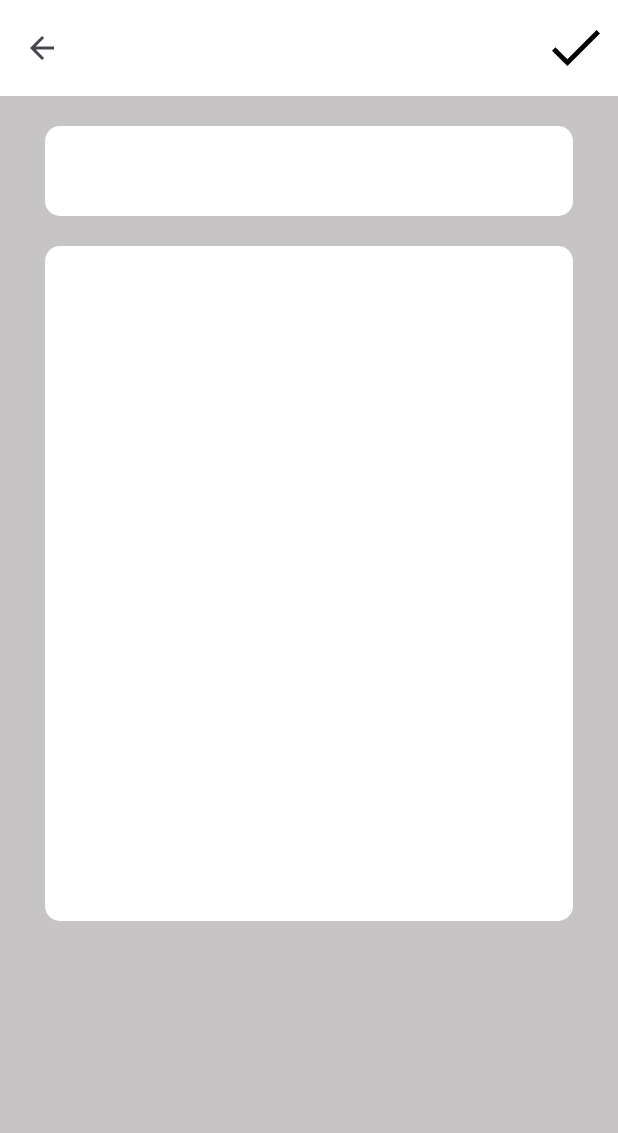
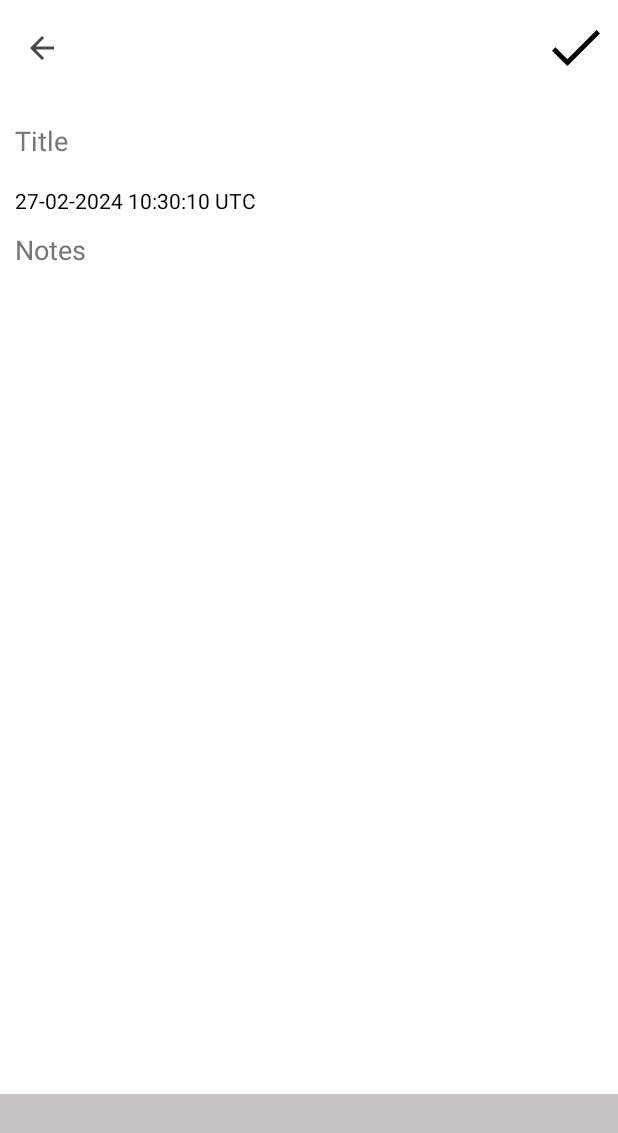
Before and after one commit to Bharat9011/Notes-App, an Android app: the screen it shows after launch (WriteANotes), after a tap on "Create Notes", on a phone screen of 412 x 824 dp. Shown: the top 1133 px of the screen. Run offline under Robolectric (Android 15) with nearby library versions, the phone set to English and light mode, and no system bars.

Commit message:
This is the simple Notes App

```diff
--- a/app/src/main/java/com/shriram/notetakingapp/DB.java
+++ b/app/src/main/java/com/shriram/notetakingapp/DB.java
@@ -100,13 +100,11 @@ public class DB extends SQLiteOpenHelper {
     }
 
     public void onCreate(SQLiteDatabase arg0) {
-        // TODO Auto-generated method stub
 
     }
 
     @Override
     public void onUpgrade(SQLiteDatabase arg0, int arg1, int arg2) {
-        // TODO Auto-generated method stub
 
     }
 
@@ -124,7 +122,7 @@ public class DB extends SQLiteOpenHelper {
             Cursor cursor = db.rawQuery(kkk, null);
 
             while (cursor.moveToNext()) {
-                re = cursor.getInt(0);// ["row_count"]);
+                re = cursor.getInt(0);
             }
             cursor.close();
             return re;
--- a/app/src/main/java/com/shriram/notetakingapp/FragmentView/AllControler.java
+++ b/app/src/main/java/com/shriram/notetakingapp/FragmentView/AllControler.java
@@ -20,9 +20,11 @@ import com.shriram.notetakingapp.GlobeVariable;
 import com.shriram.notetakingapp.R;
 import com.shriram.notetakingapp.UpdateNotes;
 
+import java.util.Objects;
+
 public class AllControler extends RecyclerView.Adapter<AllControler.ViewHolder> {
 
-    private pojoALL[] pojoALL;
+    private final pojoALL[] pojoALL;
     Context context;
 
     public AllControler(com.shriram.notetakingapp.FragmentView.pojoALL[] pojoALL,Context context) {
@@ -50,9 +52,7 @@ public class AllControler extends RecyclerView.Adapter<AllControler.ViewHolder>
             context.getApplicationContext().startActivity(intent);
         });
 
-        holder.btndelet.setOnClickListener(new View.OnClickListener() {
-            @Override
-            public void onClick(View v) {
+        holder.btndelet.setOnClickListener(v -> {
 
             int result = getandInsert(holder.db,pojoALL[position].getId());
 
@@ -64,7 +64,6 @@ public class AllControler extends RecyclerView.Adapter<AllControler.ViewHolder>
                     Toast.makeText(context, pojoALL[position].getId() + " Notes are deleted", Toast.LENGTH_SHORT).show();
                 } else if (result2 == -1){
                     Toast.makeText(context, "Something want wrong", Toast.LENGTH_SHORT).show();
-                    }
                 }
             }
         });
@@ -85,7 +84,7 @@ public class AllControler extends RecyclerView.Adapter<AllControler.ViewHolder>
         try {
             db.Execute_Sql(insert);
         }catch (Exception e){
-            Log.d("getandInsert: ",e.getMessage());
+            Log.d("getandInsert: ", Objects.requireNonNull(e.getMessage()));
         }
 
         return 1;
--- a/app/src/main/java/com/shriram/notetakingapp/FragmentView/All_Notes.java
+++ b/app/src/main/java/com/shriram/notetakingapp/FragmentView/All_Notes.java
@@ -8,27 +8,31 @@ import android.app.Fragment;
 import android.view.LayoutInflater;
 import android.view.View;
 import android.view.ViewGroup;
+import android.widget.Toast;
 
 import androidx.recyclerview.widget.LinearLayoutManager;
 import androidx.recyclerview.widget.RecyclerView;
 
 import com.shriram.notetakingapp.DB;
-import com.shriram.notetakingapp.GlobeVariable;
 import com.shriram.notetakingapp.R;
 
 public class All_Notes extends Fragment {
 
-    private RecyclerView recyclerview;
+    DB db;
 
-   @Override
+    @Override
     public View onCreateView(LayoutInflater inflater, ViewGroup container,
                              Bundle savedInstanceState) {
         // Inflate the layout for this fragment
         View view = inflater.inflate(R.layout.fragment_all__notes, container, false);
 
-        recyclerview = view.findViewById(R.id.recyclerview);
+       RecyclerView recyclerview = view.findViewById(R.id.recyclerview);
 
-       DB db = new DB(view.getContext());
+       try {
+           db = new DB(view.getContext());
+       } catch (Exception e){
+           Toast.makeText(getActivity(), e.getMessage(), Toast.LENGTH_SHORT).show();
+       }
        Cursor c = db.get_data_table("select id,title,day from Notes ORDER BY day DESC");
        pojoALL[] pojoALLS = new pojoALL[c.getCount()];
        int i=0;
--- a/app/src/main/java/com/shriram/notetakingapp/FragmentView/ControlRecycler.java
+++ b/app/src/main/java/com/shriram/notetakingapp/FragmentView/ControlRecycler.java
@@ -15,9 +15,11 @@ import androidx.recyclerview.widget.RecyclerView;
 import com.shriram.notetakingapp.DB;
 import com.shriram.notetakingapp.R;
 
+import java.util.Objects;
+
 public class ControlRecycler extends RecyclerView.Adapter<ControlRecycler.ViewHolder> {
 
-    private recyclerpojo[] recyclerpojos;
+    private final recyclerpojo[] recyclerpojos;
 
     public ControlRecycler(recyclerpojo[] recyclerpojos) {
         this.recyclerpojos = recyclerpojos;
@@ -78,7 +80,7 @@ public class ControlRecycler extends RecyclerView.Adapter<ControlRecycler.ViewHo
         try {
             db.Execute_Sql(insert);
         }catch (Exception e){
-            Log.d("getandInsert: ",e.getMessage());
+            Log.d("getandInsert: ", Objects.requireNonNull(e.getMessage()));
         }
 
         return 1;
--- a/app/src/main/java/com/shriram/notetakingapp/MainActivity.java
+++ b/app/src/main/java/com/shriram/notetakingapp/MainActivity.java
@@ -12,14 +12,13 @@ import android.os.Bundle;
 import android.view.Menu;
 import android.view.MenuItem;
 import android.widget.FrameLayout;
-import android.widget.Toast;
 
 import com.google.android.material.bottomnavigation.BottomNavigationView;
 import com.shriram.notetakingapp.FragmentView.All_Notes;
 import com.shriram.notetakingapp.FragmentView.RecoverFile;
 
 import java.util.Objects;
-import java.util.zip.Inflater;
+
 
 public class MainActivity extends AppCompatActivity {
 
@@ -39,23 +38,20 @@ public class MainActivity extends AppCompatActivity {
 
         setSupportActionBar(toolbar);
 
-        getSupportActionBar().setTitle("Notes");
+        Objects.requireNonNull(getSupportActionBar()).setTitle("Notes");
         getSupportActionBar().setDisplayShowHomeEnabled(true);
 
         bottomNavigationView.setOnNavigationItemSelectedListener(nav);
 
     }
 
-    private final BottomNavigationView.OnNavigationItemSelectedListener nav = new BottomNavigationView.OnNavigationItemSelectedListener() {
-        @Override
-        public boolean onNavigationItemSelected(@NonNull MenuItem item) {
+    private final BottomNavigationView.OnNavigationItemSelectedListener nav = item -> {
 
-            if (item.getItemId() == R.id.AllNotes){
-                fragmentLod(new All_Notes());
-            } else if (item.getItemId() == R.id.RecoverFile)
-                fragmentLod(new RecoverFile());
-            return true;
-        }
+        if (item.getItemId() == R.id.AllNotes){
+            fragmentLod(new All_Notes());
+        } else if (item.getItemId() == R.id.RecoverFile)
+            fragmentLod(new RecoverFile());
+        return true;
     };
 
     @Override
--- a/app/src/main/java/com/shriram/notetakingapp/WriteANotes.java
+++ b/app/src/main/java/com/shriram/notetakingapp/WriteANotes.java
@@ -1,16 +1,16 @@
 package com.shriram.notetakingapp;
+
+import android.annotation.SuppressLint;
+import android.os.Bundle;
+import android.view.Menu;
+import android.view.MenuItem;
+import android.widget.EditText;
+import android.widget.TextView;
+import android.widget.Toast;
 
 import androidx.annotation.NonNull;
 import androidx.appcompat.app.AppCompatActivity;
 import androidx.appcompat.widget.Toolbar;
-
-import android.annotation.SuppressLint;
-import android.content.Context;
-import android.os.Bundle;
-import android.view.Menu;
-import android.view.MenuItem;
-import android.widget.EditText;
-import android.widget.Toast;
 
 import java.text.SimpleDateFormat;
 import java.util.Date;
@@ -18,10 +18,13 @@ import java.util.Objects;
 
 public class WriteANotes extends AppCompatActivity {
 
-    EditText title,content;
+    EditText title, content;
     Toolbar toolbar2;
     DB db;
+    TextView Time,textcount;
+    boolean dataUpdate = false;
 
+    @SuppressLint("MissingInflatedId")
     @Override
     protected void onCreate(Bundle savedInstanceState) {
         super.onCreate(savedInstanceState);
@@ -30,31 +33,30 @@ public class WriteANotes extends AppCompatActivity {
         title = findViewById(R.id.updatetitle);
         content = findViewById(R.id.updatecontent);
         toolbar2 = findViewById(R.id.toolbar2);
+        Time = findViewById(R.id.Time);
+        textcount = findViewById(R.id.textcount);
+
+        Time.setText(getday());
 
         db = new DB(this);
 
         setSupportActionBar(toolbar2);
-        getSupportActionBar().setTitle("");
+        Objects.requireNonNull(getSupportActionBar()).setTitle("");
 
         Objects.requireNonNull(getSupportActionBar()).setDisplayHomeAsUpEnabled(true);
-
-        Toast.makeText((Context) this,getday() , Toast.LENGTH_SHORT).show();
-
     }
 
     @Override
     public boolean onCreateOptionsMenu(Menu menu) {
-        getMenuInflater().inflate(R.menu.correct_menu,menu);
+        getMenuInflater().inflate(R.menu.correct_menu, menu);
         return super.onCreateOptionsMenu(menu);
     }
 
     @Override
     public boolean onOptionsItemSelected(@NonNull MenuItem item) {
-        if (item.getItemId() == R.id.right){
+        if (item.getItemId() == R.id.right) {
             if (title.getText().toString().compareTo("") != 0) {
-                db.run_insert_update("insert into Notes values (null,'" + title.getText() + "','" + content.getText() + "','" + getday() + "')");
-                Toast.makeText(this, "notes are save", Toast.LENGTH_SHORT).show();
-                finish();
+                insertedData();
             } else {
                 Toast.makeText(this, "field are empty", Toast.LENGTH_SHORT).show();
             }
@@ -62,7 +64,26 @@ public class WriteANotes extends AppCompatActivity {
         return super.onOptionsItemSelected(item);
     }
 
-    public String getday(){
+    @Override
+    protected void onDestroy() {
+        super.onDestroy();
+
+        if (!dataUpdate) {
+            insertedData();
+        } else {
+            finish();
+        }
+
+    }
+
+    void insertedData() {
+        db.run_insert_update("insert into Notes values (null,'" + title.getText() + "','" + content.getText() + "','" + getday() + "')");
+//        Toast.makeText(this, "notes are save", Toast.LENGTH_SHORT).show();
+        dataUpdate = true;
+        finish();
+    }
+
+    public String getday() {
         @SuppressLint("SimpleDateFormat") SimpleDateFormat sdf = new SimpleDateFormat("dd-MM-yyyy HH:mm:ss z");
         return sdf.format(new Date());
     }
--- a/app/src/main/res/layout/activity_write_anotes.xml
+++ b/app/src/main/res/layout/activity_write_anotes.xml
@@ -1,10 +1,11 @@
 <?xml version="1.0" encoding="utf-8"?>
-<androidx.constraintlayout.widget.ConstraintLayout xmlns:android="http://schemas.android.com/apk/res/android"
+<LinearLayout xmlns:android="http://schemas.android.com/apk/res/android"
     xmlns:app="http://schemas.android.com/apk/res-auto"
     xmlns:tools="http://schemas.android.com/tools"
     android:layout_width="match_parent"
     android:layout_height="match_parent"
     android:background="#C6C4C4"
+    android:orientation="vertical"
     tools:context=".WriteANotes">
 
     <androidx.appcompat.widget.Toolbar
@@ -12,40 +13,75 @@
         android:layout_width="match_parent"
         android:layout_height="wrap_content"
         android:background="#FFFFFF"
+        app:layout_constraintLeft_toLeftOf="parent"
+        app:layout_constraintRight_toRightOf="parent"
         app:layout_constraintTop_toTopOf="parent"
-        app:layout_constraintRight_toRightOf="parent"
-        app:menu="@menu/correct_menu"
-        app:layout_constraintLeft_toLeftOf="parent"
-        >
+        app:menu="@menu/correct_menu">
 
     </androidx.appcompat.widget.Toolbar>
+
+    <ScrollView
+        android:layout_width="match_parent"
+        android:layout_height="match_parent">
+
+        <LinearLayout
+            android:layout_width="match_parent"
+            android:layout_height="wrap_content"
+            android:orientation="vertical">
+
+            <LinearLayout
+                android:layout_width="match_parent"
+                android:layout_height="0dp"
+                android:layout_weight="1"
+                android:orientation="vertical"
+                app:layout_constraintLeft_toLeftOf="parent"
+                app:layout_constraintRight_toRightOf="parent"
+                app:layout_constraintTop_toBottomOf="@id/toolbar2"
+                tools:ignore="UselessParent">
 
                 <EditText
                     android:id="@+id/updatetitle"
                     android:layout_width="match_parent"
                     android:layout_height="60dp"
-        android:layout_marginStart="30dp"
-        android:layout_marginTop="20dp"
+                    android:autofillHints=""
+                    android:background="@color/white"
+                    android:hint="@string/title"
+                    android:inputType="text"
                     android:paddingStart="10dp"
-        android:layout_marginEnd="30dp"
-        android:background="@drawable/search_drawable"
-        app:layout_constraintTop_toBottomOf="@id/toolbar2" />
+                    android:textColorHint="#757575"
+                    app:layout_constraintTop_toBottomOf="@id/toolbar2"
+                    tools:ignore="RtlSymmetry" />
+
+                <TextView
+                    android:id="@+id/Time"
+                    android:layout_width="match_parent"
+                    android:layout_height="20dp"
+                    android:background="@color/white"
+                    android:paddingStart="10dp"
+                    android:text="@string/time"
+                    android:textColor="@color/black"
+                    android:textSize="14sp"
+                    tools:ignore="RtlSymmetry,TextSizeCheck" />
 
                 <EditText
                     android:id="@+id/updatecontent"
                     android:layout_width="match_parent"
-        android:layout_height="450dp"
+                    android:layout_height="585dp"
+                    android:autofillHints=""
+                    android:background="@color/white"
                     android:ems="10"
+                    android:gravity="start|top"
+                    android:hint="@string/notes_title"
+                    android:inputType="textMultiLine"
                     android:paddingStart="10dp"
                     android:paddingTop="10dp"
-        android:gravity="start|top"
-        android:inputType="textMultiLine"
-        android:layout_marginTop="20dp"
-        android:background="@drawable/search_drawable"
-        android:layout_marginEnd="30dp"
-        android:layout_marginStart="30dp"
+                    android:scrollbars="vertical"
+                    android:textColorHint="#757575"
+                    app:layout_constraintLeft_toLeftOf="parent"
+                    app:layout_constraintRight_toRightOf="parent"
                     app:layout_constraintTop_toBottomOf="@id/updatetitle"
-        app:layout_constraintRight_toRightOf="parent"
-        app:layout_constraintLeft_toLeftOf="parent" />
-
-</androidx.constraintlayout.widget.ConstraintLayout>
+                    tools:ignore="RtlSymmetry" />
+            </LinearLayout>
+        </LinearLayout>
+    </ScrollView>
+</LinearLayout>
--- a/app/src/main/res/values/strings.xml
+++ b/app/src/main/res/values/strings.xml
@@ -9,4 +9,8 @@
     <string name="this_is_day">this is day</string>
     <string name="this_is_title">This is title</string>
     <string name="todo">TODO</string>
+    <string name="time">time</string>
+    <string name="text_count">Text count</string>
+    <string name="write_a_notes">Write a Notes</string>
+    <string name="title">Title</string>
 </resources>
```
Also changed, not shown: app/src/main/java/com/shriram/notetakingapp/FragmentView/RecoverFile.java (+10 -3 lines), app/src/main/java/com/shriram/notetakingapp/UpdateNotes.java (+39 -6 lines), app/src/main/res/layout/activity_update_notes.xml (+68 -21 lines), app/src/main/res/layout/show_notes.xml (+12 -6 lines), app/src/main/res/layout/show_recycler_notes.xml (+14 -6 lines), app/src/main/java/com/shriram/notetakingapp/FragmentView/getandstore.java (line endings or trailing spaces). Lines whose indentation alone changed are shown as unchanged.
